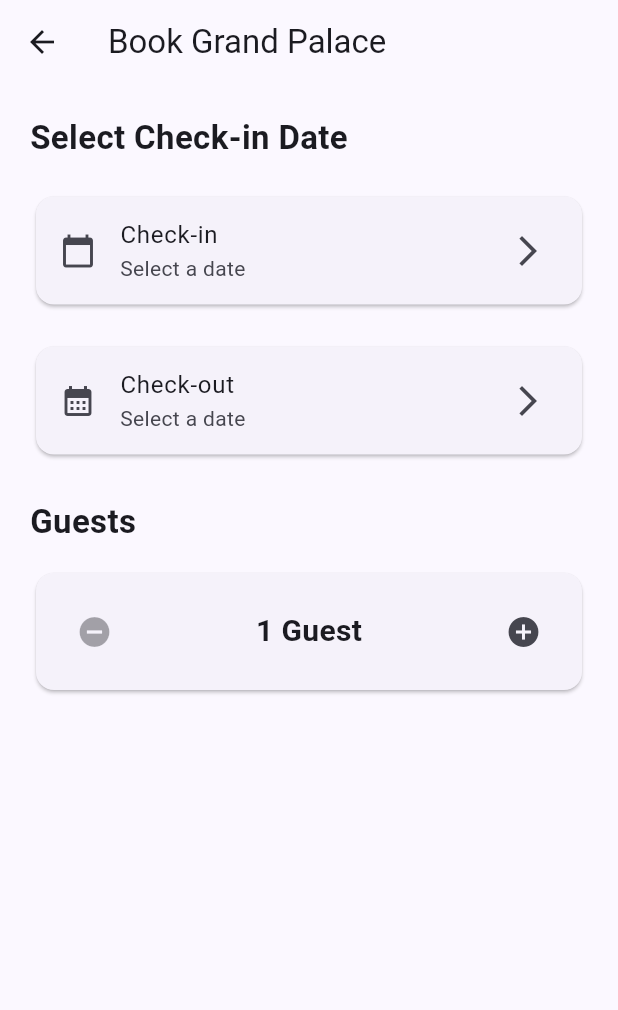
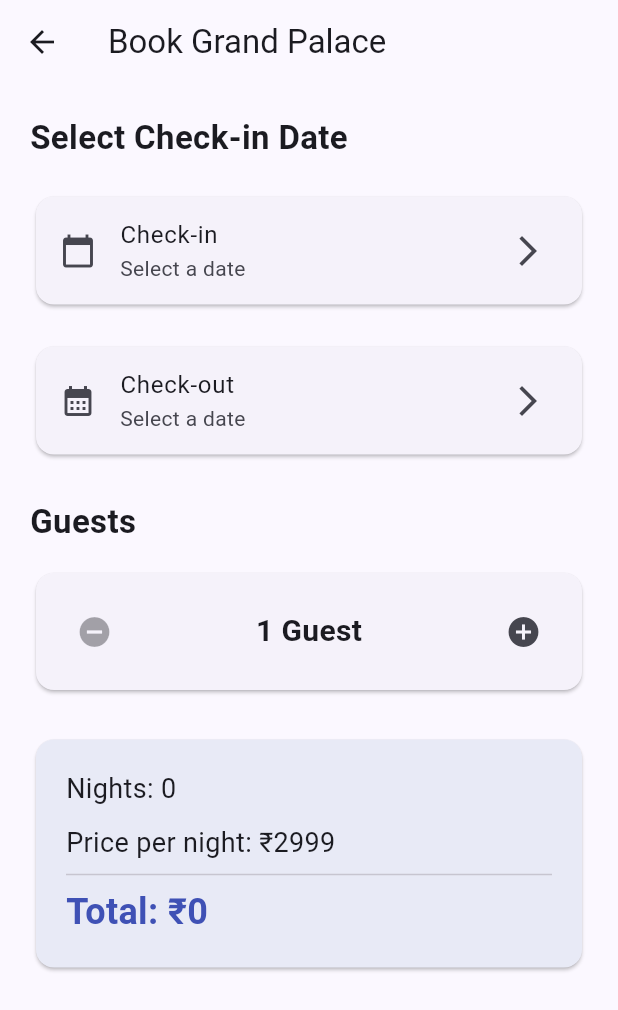
Before and after one commit to Vidith2005/hotel_booking_app, a Flutter app: the BookingScreen screen opened directly with sample values from the repository, on a phone screen of 412 x 824 dp. Shown: the top 1010 px of the screen. Run offline on Flutter 3.47's test engine with Material 3 defaults, Android fonts, the phone set to English and light mode, and no system bars; our stand-ins replace google_fonts.

Commit message:
Added live booking price calculation

```diff
--- a/lib/features/customer/screens/booking_screen.dart
+++ b/lib/features/customer/screens/booking_screen.dart
@@ -57,6 +57,20 @@ class _BookingScreenState extends State<BookingScreen> {
         checkOutDate = picked;
       });
     }
+  }
+
+  int get totalNights {
+    if (checkInDate == null || checkOutDate == null) {
+      return 0;
+    }
+
+    return checkOutDate!
+        .difference(checkInDate!)
+        .inDays;
+  }
+
+  int get totalPrice {
+    return totalNights * widget.hotel.price;
   }
 
   @override
@@ -162,7 +176,43 @@ class _BookingScreenState extends State<BookingScreen> {
                   ],
                 ),
               ),
-            ), //guests card
+            ), //guests selector card
+
+            const SizedBox(height: 25),
+
+            Card(
+              color: Colors.indigo.shade50,
+              child: Padding(
+                padding: const EdgeInsets.all(20),
+                child: Column(
+                  crossAxisAlignment: CrossAxisAlignment.start,
+                  children: [
+                    Text(
+                      "Nights: $totalNights",
+                      style: const TextStyle(fontSize: 18),
+                    ),
+
+                    const SizedBox(height: 10),
+
+                    Text(
+                      "Price per night: ₹${widget.hotel.price}",
+                      style: const TextStyle(fontSize: 18),
+                    ),
+
+                    const Divider(),
+
+                    Text(
+                      "Total: ₹$totalPrice",
+                      style: const TextStyle(
+                        fontSize: 24,
+                        fontWeight: FontWeight.bold,
+                        color: Colors.indigo,
+                      ),
+                    ),
+                  ],
+                ),
+              ),
+            ), //total price card
           ],
         ),
       ),
```
